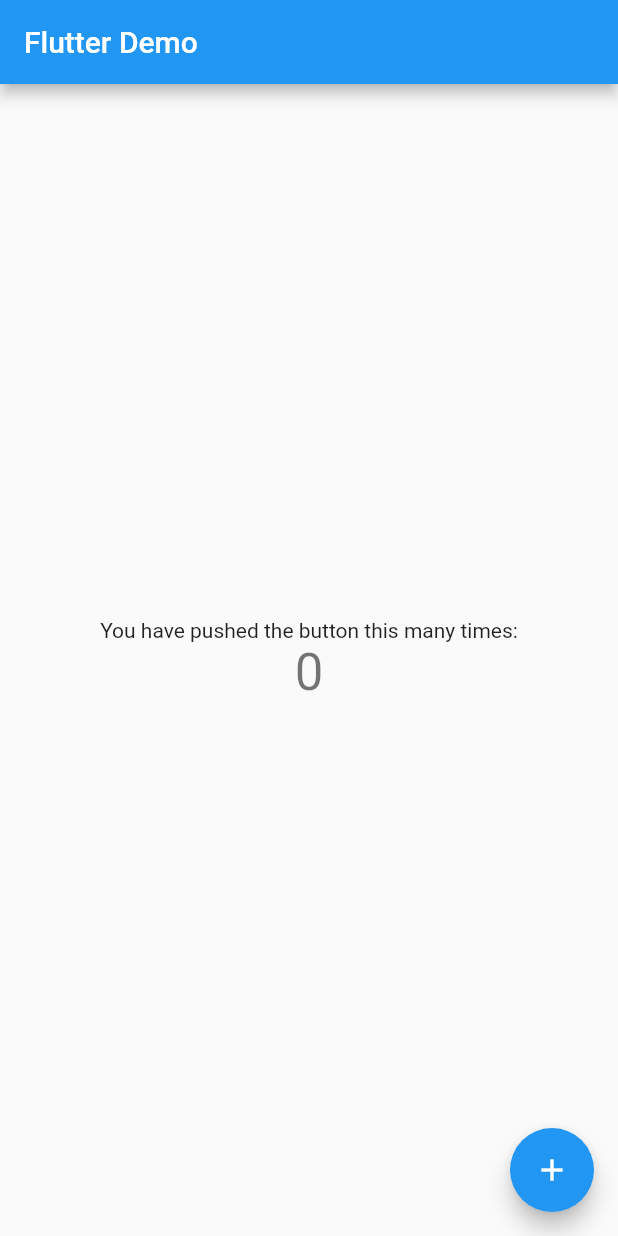
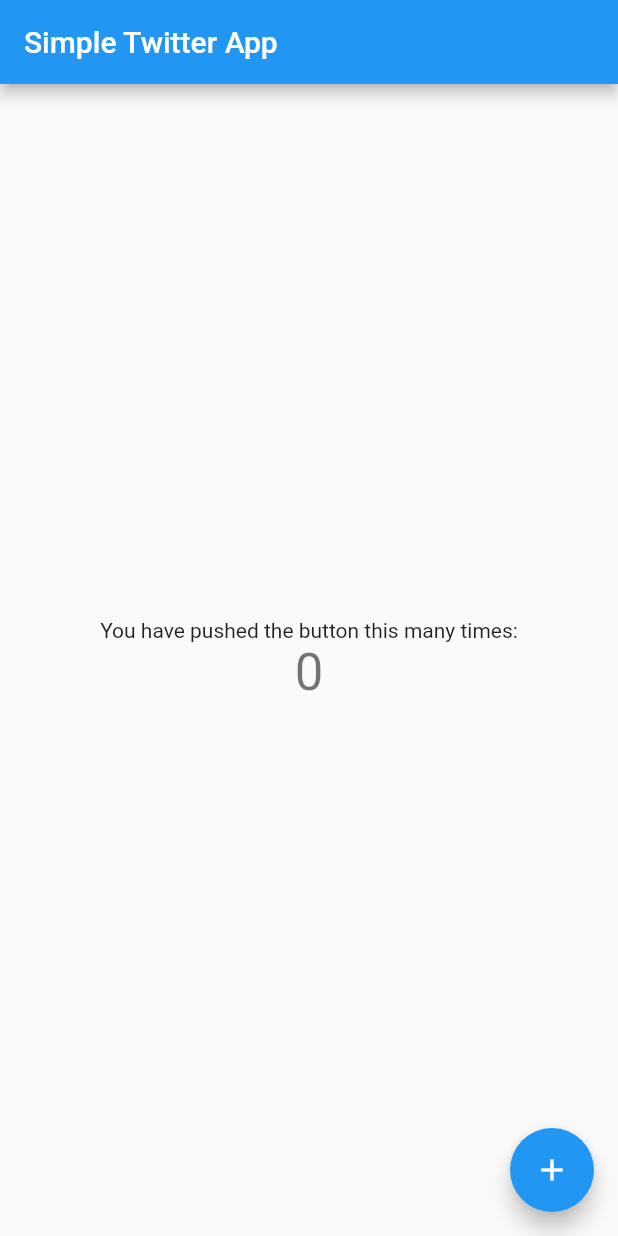
Before and after one commit to ReeceJames97/simple-twitter-app, a Flutter app: the screen it shows after launch, on a phone screen of 412 x 824 dp. Run offline on Flutter 3.47's test engine with Material 2 defaults, Android fonts, the phone set to English and light mode, and no system bars.

Commit message:
Changed Title

```diff
--- a/lib/main.dart
+++ b/lib/main.dart
@@ -24,7 +24,7 @@ class MyApp extends StatelessWidget {
         // is not restarted.
         primarySwatch: Colors.blue,
       ),
-      home: const MyHomePage(title: 'Flutter Demo'),
+      home: const MyHomePage(title: 'Simple Twitter App'),
     );
   }
 }
```
